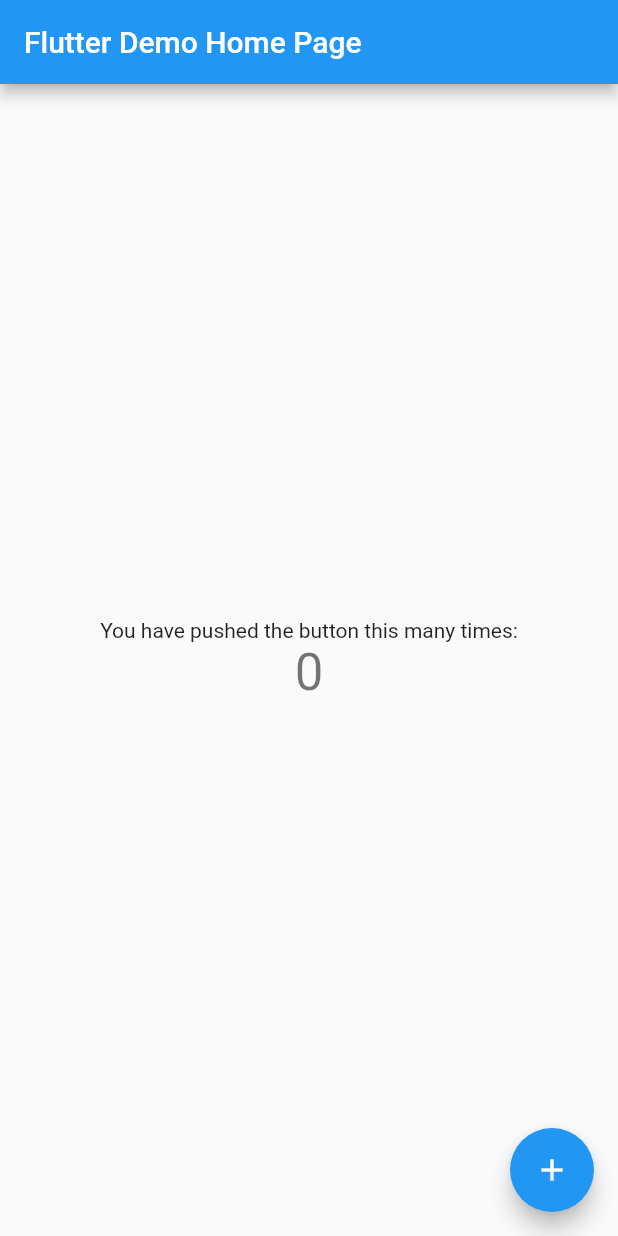
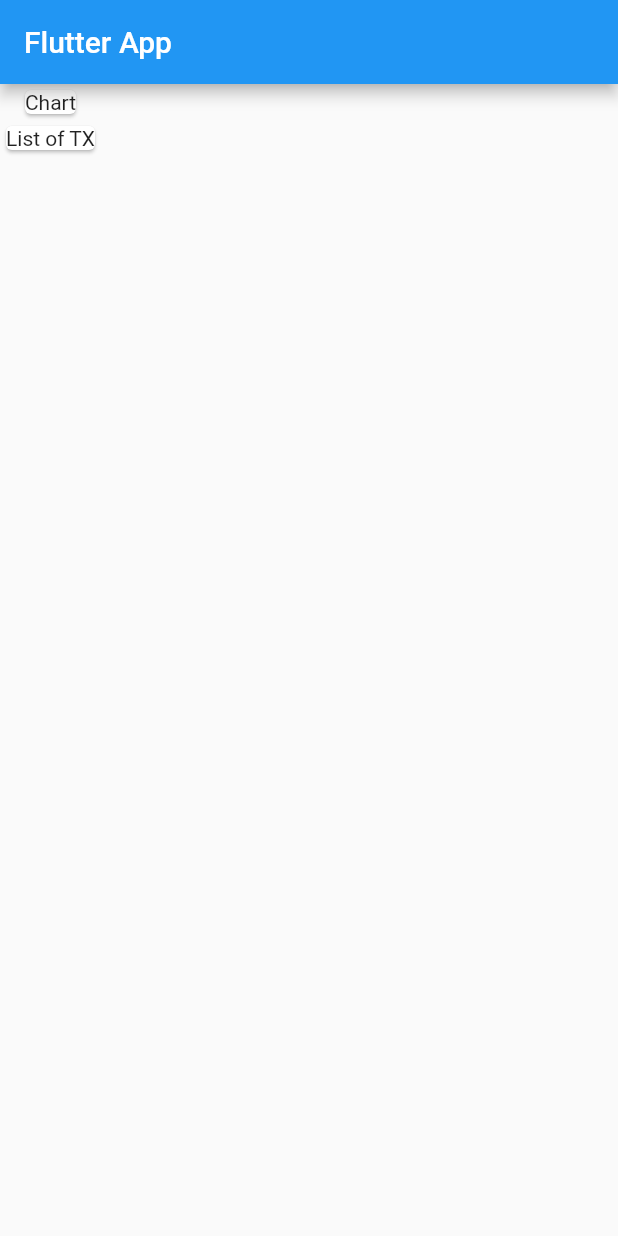
Before and after one commit to Bluesamyou/flutter_expense_tracker, a Flutter app: the screen it shows after launch, on a phone screen of 412 x 824 dp. Run offline on Flutter 3.47's test engine with Material 2 defaults, Android fonts, the phone set to English and light mode, and no system bars.

Commit message:
Created Cards for layout

```diff
--- a/lib/main.dart
+++ b/lib/main.dart
@@ -3,109 +3,37 @@ import 'package:flutter/material.dart';
 void main() => runApp(MyApp());
 
 class MyApp extends StatelessWidget {
-  // This widget is the root of your application.
   @override
   Widget build(BuildContext context) {
     return MaterialApp(
       title: 'Flutter Demo',
       theme: ThemeData(
-        // This is the theme of your application.
-        //
-        // Try running your application with "flutter run". You'll see the
-        // application has a blue toolbar. Then, without quitting the app, try
-        // changing the primarySwatch below to Colors.green and then invoke
-        // "hot reload" (press "r" in the console where you ran "flutter run",
-        // or simply save your changes to "hot reload" in a Flutter IDE).
-        // Notice that the counter didn't reset back to zero; the application
-        // is not restarted.
         primarySwatch: Colors.blue,
       ),
-      home: MyHomePage(title: 'Flutter Demo Home Page'),
+      home: MyHomePage('Flutter App'),
     );
   }
 }
 
-class MyHomePage extends StatefulWidget {
-  MyHomePage({Key key, this.title}) : super(key: key);
-
-  // This widget is the home page of your application. It is stateful, meaning
-  // that it has a State object (defined below) that contains fields that affect
-  // how it looks.
-
-  // This class is the configuration for the state. It holds the values (in this
-  // case the title) provided by the parent (in this case the App widget) and
-  // used by the build method of the State. Fields in a Widget subclass are
-  // always marked "final".
-
+class MyHomePage extends StatelessWidget {
   final String title;
 
-  @override
-  _MyHomePageState createState() => _MyHomePageState();
-}
-
-class _MyHomePageState extends State<MyHomePage> {
-  int _counter = 0;
-
-  void _incrementCounter() {
-    setState(() {
-      // This call to setState tells the Flutter framework that something has
-      // changed in this State, which causes it to rerun the build method below
-      // so that the display can reflect the updated values. If we changed
-      // _counter without calling setState(), then the build method would not be
-      // called again, and so nothing would appear to happen.
-      _counter++;
-    });
-  }
+  MyHomePage(this.title);
 
   @override
   Widget build(BuildContext context) {
-    // This method is rerun every time setState is called, for instance as done
-    // by the _incrementCounter method above.
-    //
-    // The Flutter framework has been optimized to make rerunning build methods
-    // fast, so that you can just rebuild anything that needs updating rather
-    // than having to individually change instances of widgets.
     return Scaffold(
-      appBar: AppBar(
-        // Here we take the value from the MyHomePage object that was created by
-        // the App.build method, and use it to set our appbar title.
-        title: Text(widget.title),
+      appBar: AppBar(title: Text(title)),
+      body: Column(
+        children: <Widget>[
+          Card(
+            child: Text("Chart"),
+          ),
+          Card(
+            child: Text("List of TX"),
+          )
+        ],
       ),
-      body: Center(
-        // Center is a layout widget. It takes a single child and positions it
-        // in the middle of the parent.
-        child: Column(
-          // Column is also a layout widget. It takes a list of children and
-          // arranges them vertically. By default, it sizes itself to fit its
-          // children horizontally, and tries to be as tall as its parent.
-          //
-          // Invoke "debug painting" (press "p" in the console, choose the
-          // "Toggle Debug Paint" action from the Flutter Inspector in Android
-          // Studio, or the "Toggle Debug Paint" command in Visual Studio Code)
-          // to see the wireframe for each widget.
-          //
-          // Column has various properties to control how it sizes itself and
-          // how it positions its children. Here we use mainAxisAlignment to
-          // center the children vertically; the main axis here is the vertical
-          // axis because Columns are vertical (the cross axis would be
-          // horizontal).
-          mainAxisAlignment: MainAxisAlignment.center,
-          children: <Widget>[
-            Text(
-              'You have pushed the button this many times:',
-            ),
-            Text(
-              '$_counter',
-              style: Theme.of(context).textTheme.display1,
-            ),
-          ],
-        ),
-      ),
-      floatingActionButton: FloatingActionButton(
-        onPressed: _incrementCounter,
-        tooltip: 'Increment',
-        child: Icon(Icons.add),
-      ), // This trailing comma makes auto-formatting nicer for build methods.
     );
   }
 }
```
